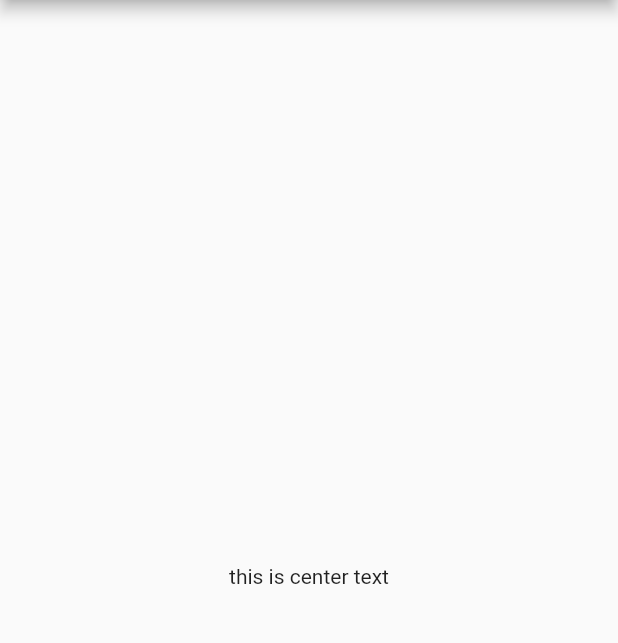
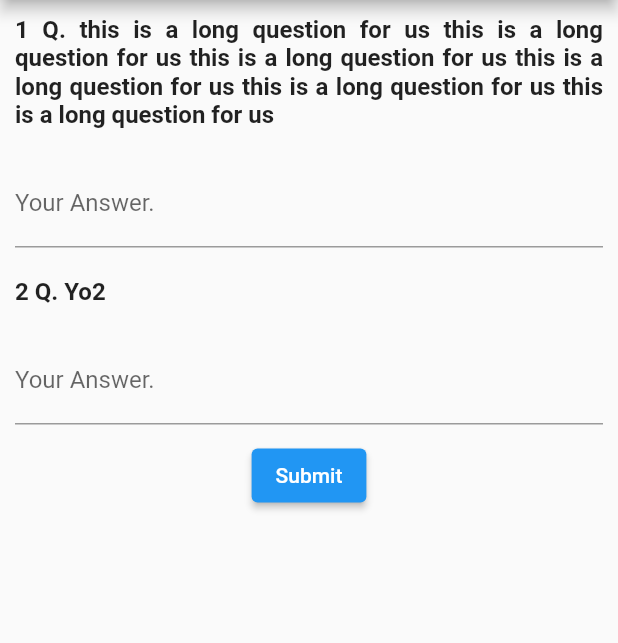
Before and after one commit to arunnjoshi/survey_app, a Flutter app: the SurveyScreen screen opened by its route, on a phone screen of 412 x 824 dp, the part 84-727 px from its top. Run offline on Flutter 3.47's test engine with Material 2 defaults, Android fonts, the phone set to English and light mode, and no system bars.

Commit message:
validation and get whole form filed values

```diff
--- /dev/null
+++ b/lib/models/qa_model.dart
@@ -0,0 +1,11 @@
+class QA {
+  int id;
+  String question;
+  String? answer;
+  int index;
+  QA(
+      {required this.id,
+      required this.question,
+      required this.answer,
+      required this.index});
+}
--- a/lib/screens/login_screen.dart
+++ b/lib/screens/login_screen.dart
@@ -1,5 +1,6 @@
 import 'package:flutter/material.dart';
-import 'package:survey_app/screens/survey_screen.dart';
+
+import 'survey_screen.dart';
 
 class LoginScreen extends StatefulWidget {
   LoginScreen({Key? key}) : super(key: key);
@@ -34,7 +35,6 @@ class _LoginScreenState extends State<LoginScreen> {
     setState(() {
       displayOtp = true;
     });
-    FocusScope.of(context).requestFocus(otpFocus);
   }
 
   _phoneValidator(String? value) {
@@ -89,10 +89,12 @@ class _LoginScreenState extends State<LoginScreen> {
                 child: Column(
                   children: [
                     TextFormField(
-                        keyboardType: TextInputType.number,
-                        textInputAction: TextInputAction.next,
-                        decoration: InputDecoration(labelText: 'Phone number'),
-                        validator: (value) => _phoneValidator(value)),
+                      keyboardType: TextInputType.number,
+                      textInputAction: TextInputAction.next,
+                      decoration: InputDecoration(labelText: 'Phone number'),
+                      validator: (value) => _phoneValidator(value),
+                      readOnly: displayOtp,
+                    ),
                     SizedBox(
                       height: 50,
                     ),
@@ -106,6 +108,7 @@ class _LoginScreenState extends State<LoginScreen> {
                                   decoration: InputDecoration(
                                       labelText: 'Demo 4 digit otp'),
                                   validator: (value) => _otpValidator(value),
+                                  autofocus: true,
                                   focusNode: otpFocus,
                                 ),
                                 SizedBox(
--- a/lib/screens/survey_screen.dart
+++ b/lib/screens/survey_screen.dart
@@ -1,8 +1,46 @@
 import 'package:flutter/material.dart';
+import 'package:survey_app/models/qa_model.dart';
+import 'package:survey_app/widgets/question.dart';
 
-class SurveyScreen extends StatelessWidget {
+class SurveyScreen extends StatefulWidget {
   const SurveyScreen({Key? key}) : super(key: key);
   static String routeName = "/survey";
+
+  @override
+  _SurveyScreenState createState() => _SurveyScreenState();
+}
+
+class _SurveyScreenState extends State<SurveyScreen> {
+  List<QA> values = [];
+  var _formKey = GlobalKey<FormState>();
+
+  @override
+  void initState() {
+    values = [];
+    super.initState();
+  }
+
+  _submitForm() {
+    if (!_formKey.currentState!.validate()) {
+      return;
+    }
+    for (var v in values) {
+      print('${v.id} ${v.question} ${v.answer} ${v.index}');
+    }
+  }
+
+  setFromValues(QA qa) {
+    var b = values;
+    if (values.any((element) => element.id == qa.id)) {
+      var id = values.indexWhere((element) => element.id == qa.id);
+      values[id] = qa;
+    } else {
+      values.add(qa);
+    }
+    setState(() {
+      values = values;
+    });
+  }
 
   @override
   Widget build(BuildContext context) {
@@ -10,7 +48,31 @@ class SurveyScreen extends StatelessWidget {
       appBar: AppBar(
         title: Text("Survey"),
       ),
-      body: Center(child: Text("this is center text")),
+      body: SingleChildScrollView(
+        child: Form(
+          key: _formKey,
+          child: Column(
+            // crossAxisAlignment: CrossAxisAlignment.start,
+            mainAxisAlignment: MainAxisAlignment.spaceEvenly,
+            children: [
+              Question(
+                QA(
+                    answer: "",
+                    id: 1,
+                    index: 1,
+                    question:
+                        "this is a long question for us this is a long question for us this is a long question for us this is a long question for us this is a long question for us this is a long question for us",),
+                setFromValues,
+                key: ValueKey(1),
+              ),
+              Question(QA(answer: "", id: 2, index: 2, question: "Yo2"),
+                  setFromValues,
+                  key: ValueKey(2)),
+              ElevatedButton(onPressed: _submitForm, child: Text('Submit'))
+            ],
+          ),
+        ),
+      ),
     );
   }
 }
--- a/lib/widgets/answer.dart
+++ b/lib/widgets/answer.dart
@@ -1,10 +1,29 @@
 import 'package:flutter/material.dart';
+import 'package:survey_app/models/qa_model.dart';
 
 class Answer extends StatelessWidget {
-  const Answer({Key? key}) : super(key: key);
+  final Function onfieldChange;
+  const Answer(this.onfieldChange, {Key? key}) : super(key: key);
+  _ansValidator(String? value) {
+    if (value == null || value.isEmpty) {
+      return "This field is required";
+    } else if (value.trim().length < 3) {
+      return "Please type atleast 3 characters";
+    }
+    return null;
+  }
 
   @override
   Widget build(BuildContext context) {
-    return Container();
+    return Container(
+      padding: EdgeInsets.all(10),
+      child: TextFormField(
+        keyboardType: TextInputType.multiline,
+        textInputAction: TextInputAction.next,
+        decoration: InputDecoration(labelText: 'Your Answer.'),
+        validator: (value) => _ansValidator(value),
+        onChanged: (val) => onfieldChange(val),
+      ),
+    );
   }
 }
--- a/lib/widgets/question.dart
+++ b/lib/widgets/question.dart
@@ -1,10 +1,37 @@
 import 'package:flutter/material.dart';
+import 'package:survey_app/widgets/answer.dart';
+import '../models/qa_model.dart';
 
 class Question extends StatelessWidget {
-  const Question({Key? key}) : super(key: key);
+  final QA qa;
+  final Function setFromValues;
+  const Question(this.qa, this.setFromValues, {Key? key}) : super(key: key);
+
+  onfieldChange(String? val) {
+    qa.answer = val;
+    setFromValues(qa);
+  }
 
   @override
   Widget build(BuildContext context) {
-    return Container();
+    return Column(
+      crossAxisAlignment: CrossAxisAlignment.start,
+      children: [
+        Container(
+          child: Text(
+            '${qa.index} Q. ${qa.question}',
+            textAlign: TextAlign.justify,
+            style: TextStyle(
+              fontSize: 16,
+              fontWeight: FontWeight.w700,
+            ),
+          ),
+          padding: EdgeInsets.all(10),
+        ),
+        Answer(
+          onfieldChange,
+        )
+      ],
+    );
   }
 }
```
Also changed, not shown: lib/services/survey_service.dart (added).
